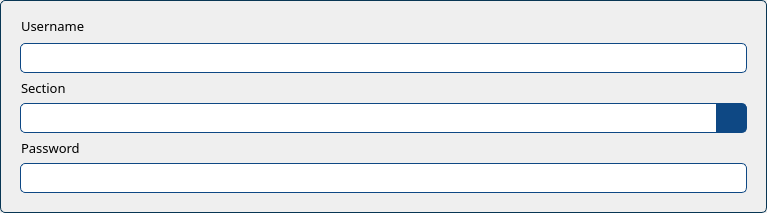
Old version of the form Admin/Misc/Templates/student_item.ui in the repository ZVDCM/Horace.
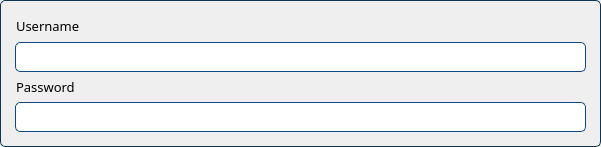
New version of the form. Icons and pictures are not drawn.

Commit message: Student Add Bulk Done

```diff
--- a/Admin/Misc/Templates/student_item.ui
+++ b/Admin/Misc/Templates/student_item.ui
@@ -6,8 +6,8 @@
    <rect>
     <x>0</x>
     <y>0</y>
-    <width>767</width>
-    <height>213</height>
+    <width>601</width>
+    <height>147</height>
    </rect>
   </property>
   <property name="styleSheet">
@@ -42,18 +42,36 @@
 }
 </string>
   </property>
+  <layout class="QVBoxLayout" name="verticalLayout_2">
+   <property name="spacing">
+    <number>0</number>
+   </property>
+   <property name="leftMargin">
+    <number>0</number>
+   </property>
+   <property name="topMargin">
+    <number>0</number>
+   </property>
+   <property name="rightMargin">
+    <number>0</number>
+   </property>
+   <property name="bottomMargin">
+    <number>0</number>
+   </property>
+   <item>
+    <widget class="QWidget" name="widget" native="true">
   <layout class="QVBoxLayout" name="verticalLayout">
    <property name="leftMargin">
-    <number>20</number>
+       <number>15</number>
    </property>
    <property name="topMargin">
     <number>15</number>
    </property>
    <property name="rightMargin">
-    <number>20</number>
+       <number>15</number>
    </property>
    <property name="bottomMargin">
-    <number>20</number>
+       <number>15</number>
    </property>
    <item>
     <layout class="QHBoxLayout" name="horizontalLayout_32">
@@ -158,112 +176,6 @@
      </property>
     </widget>
    </item>
-   <item>
-    <widget class="QLabel" name="label_39">
-     <property name="sizePolicy">
-      <sizepolicy hsizetype="Preferred" vsizetype="Fixed">
-       <horstretch>0</horstretch>
-       <verstretch>0</verstretch>
-      </sizepolicy>
-     </property>
-     <property name="font">
-      <font>
-       <family>Barlow</family>
-       <pointsize>10</pointsize>
-      </font>
-     </property>
-     <property name="text">
-      <string>Section</string>
-     </property>
-     <property name="indent">
-      <number>1</number>
-     </property>
-    </widget>
-   </item>
-   <item>
-    <layout class="QHBoxLayout" name="horizontalLayout_41">
-     <property name="spacing">
-      <number>0</number>
-     </property>
-     <item>
-      <widget class="QLineEdit" name="txt_student_item_section">
-       <property name="sizePolicy">
-        <sizepolicy hsizetype="Expanding" vsizetype="Fixed">
-         <horstretch>0</horstretch>
-         <verstretch>0</verstretch>
-        </sizepolicy>
-       </property>
-       <property name="minimumSize">
-        <size>
-         <width>0</width>
-         <height>30</height>
-        </size>
-       </property>
-       <property name="font">
-        <font>
-         <family>Barlow</family>
-         <pointsize>10</pointsize>
-        </font>
-       </property>
-       <property name="styleSheet">
-        <string notr="true">border-radius: none;
-border-top-left-radius: 5px;
-border-bottom-left-radius: 5px;</string>
-       </property>
-      </widget>
-     </item>
-     <item>
-      <widget class="QPushButton" name="btn_student_item_get_section">
-       <property name="sizePolicy">
-        <sizepolicy hsizetype="Fixed" vsizetype="Fixed">
-         <horstretch>0</horstretch>
-         <verstretch>0</verstretch>
-        </sizepolicy>
-       </property>
-       <property name="minimumSize">
-        <size>
-         <width>30</width>
-         <height>30</height>
-        </size>
-       </property>
-       <property name="maximumSize">
-        <size>
-         <width>30</width>
-         <height>30</height>
-        </size>
-       </property>
-       <property name="font">
-        <font>
-         <family>Barlow</family>
-         <pointsize>12</pointsize>
-         <weight>75</weight>
-         <bold>true</bold>
-        </font>
-       </property>
-       <property name="cursor">
-        <cursorShape>PointingHandCursor</cursorShape>
-       </property>
-       <property name="styleSheet">
-        <string notr="true">border-top-right-radius: 5px;
-border-bottom-right-radius: 5px;</string>
-       </property>
-       <property name="text">
-        <string/>
-       </property>
-       <property name="icon">
-        <iconset resource="C:/Users/moral/Desktop/Resources/Resources.qrc">
-         <normaloff>:/icons/search.png</normaloff>:/icons/search.png</iconset>
-       </property>
-       <property name="iconSize">
-        <size>
-         <width>18</width>
-         <height>18</height>
-        </size>
-       </property>
-      </widget>
-     </item>
-    </layout>
-   </item>
    <item>
     <widget class="QLabel" name="label_33">
      <property name="sizePolicy">
@@ -300,6 +212,9 @@
        <pointsize>10</pointsize>
       </font>
      </property>
+       </widget>
+      </item>
+     </layout>
     </widget>
    </item>
   </layout>
```
Lines whose indentation alone changed are shown as unchanged. The commit also changes 13 other files.
